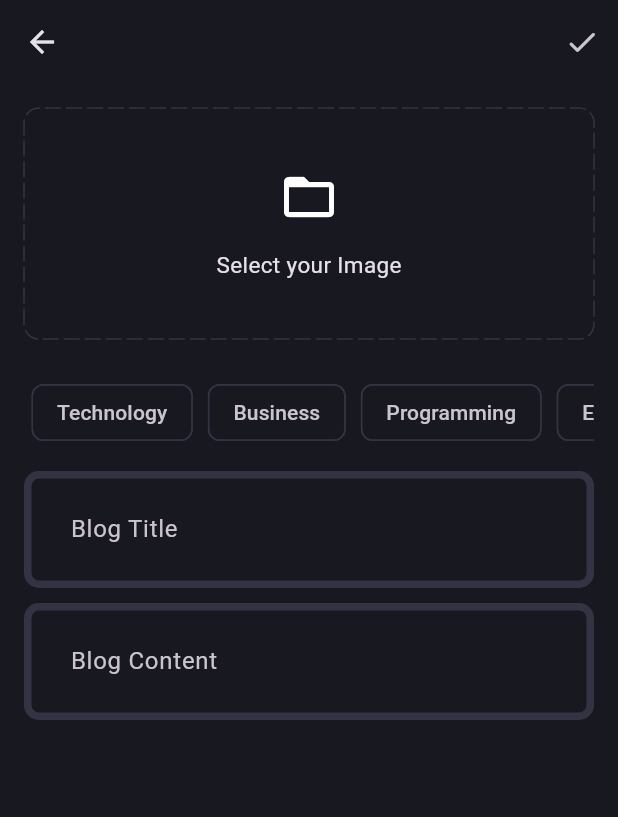
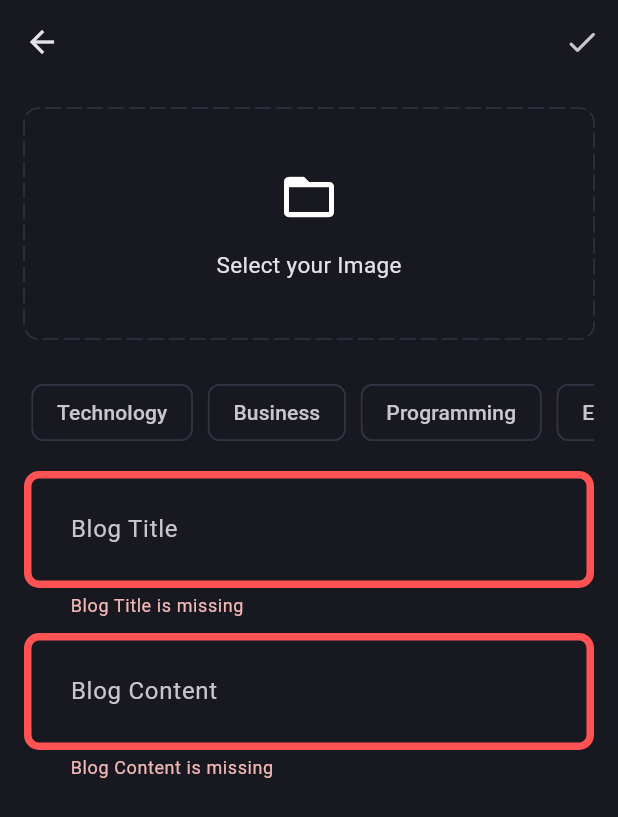
Before and after one commit to SHUBHAM5707/blog-app, a Flutter app: the AddNewBlogPage screen opened directly, after a tap on the "done" icon, on a phone screen of 412 x 824 dp. Shown: the top 817 px of the screen. Run offline on Flutter 3.47's test engine with Material 3 defaults, Android fonts, the phone set to English and light mode, and no system bars; drawn by our look-alikes of dotted_border; our stand-ins replace flutter_bloc, fpdart, get_it, image_picker, supabase_flutter; accounts and stored records are empty.

Commit message:
blog upload view completed

```diff
--- /dev/null
+++ b/lib/Feature/blog/data/data sources/blog_remote_data_source.dart
@@ -0,0 +1,47 @@
+import 'dart:io';
+
+import 'package:blog/Feature/blog/data/model/blog_model.dart';
+import 'package:blog/core/error/exceptions.dart';
+import 'package:supabase_flutter/supabase_flutter.dart';
+
+abstract interface class BlogRemoteDataSource {
+  Future<BlogModel> uploadBlog(BlogModel blog);
+  Future<String> uploadBlogImage({
+    required File image,
+    required BlogModel blog,
+  });
+}
+
+class BlogRemoteDataSourceImpl implements BlogRemoteDataSource {
+  final SupabaseClient supabaseClient;
+  BlogRemoteDataSourceImpl(this.supabaseClient);
+
+  @override
+  Future<BlogModel> uploadBlog(BlogModel blog) async {
+    try {
+      final blogData =
+          await supabaseClient.from('blogs').insert(blog.toJson()).select();
+
+      return BlogModel.fromJson(blogData.first);
+    } catch (e) {
+      throw ServerException(e.toString());
+    }
+  }
+
+  @override
+  Future<String> uploadBlogImage({
+    required File image,
+    required BlogModel blog,
+  }) async {
+    try {
+      supabaseClient.storage.from('blog_images').upload(
+            blog.id,
+            image,
+          );
+
+         return supabaseClient.storage.from('blog_images').getPublicUrl(blog.id);
+    } catch (e) {
+      throw ServerException(e.toString());
+    }
+  }
+}
--- /dev/null
+++ b/lib/Feature/blog/domain/entities/blog.dart
@@ -0,0 +1,24 @@
+// ignore_for_file: public_member_api_docs, sort_constructors_first
+
+
+class Blog {
+  final String id;
+  final String posterId;
+  final String title;
+  final String content;
+  final String imageUrl;
+  final List<String> topics;
+  final DateTime updatesAt;
+
+  Blog(
+      {required this.id,
+      required this.posterId,
+      required this.title,
+      required this.content,
+      required this.imageUrl,
+      required this.topics,
+      required this.updatesAt
+    });
+
+
+}
--- /dev/null
+++ b/lib/Feature/blog/domain/repositories/blog_repositories.dart
@@ -0,0 +1,14 @@
+import 'dart:io';
+import 'package:blog/Feature/blog/domain/entities/blog.dart';
+import 'package:blog/core/error/failures.dart';
+import 'package:fpdart/fpdart.dart';
+
+abstract interface class BlogRepository{
+  Future<Either<Failure,Blog>> uploadBlog({
+    required File image,
+    required String title,
+    required String content,
+    required String posterId,
+    required List<String> topics,
+  });
+}
--- /dev/null
+++ b/lib/Feature/blog/domain/usecase/upload_blog.dart
@@ -0,0 +1,35 @@
+import 'dart:io';
+import 'package:blog/Feature/blog/domain/entities/blog.dart';
+import 'package:blog/Feature/blog/domain/repositories/blog_repositories.dart';
+import 'package:blog/core/error/failures.dart';
+import 'package:blog/core/usecase/usecase.dart';
+import 'package:fpdart/fpdart.dart';
+
+class UploadBlog implements UseCase<Blog, UploadBlogParams> {
+  final BlogRepository blogRepository;
+  UploadBlog(this.blogRepository);
+  @override
+  Future<Either<Failure, Blog>> call(UploadBlogParams params) async {
+    return await blogRepository.uploadBlog(
+        image: params.image,
+        title: params.title,
+        content: params.content,
+        posterId: params.posterId,
+        topics: params.topics);
+  }
+}
+
+class UploadBlogParams {
+  final String posterId;
+  final String title;
+  final String content;
+  final File image;
+  final List<String> topics;
+
+  UploadBlogParams(
+      {required this.posterId,
+      required this.title,
+      required this.content,
+      required this.image,
+      required this.topics});
+}
--- /dev/null
+++ b/lib/Feature/blog/presenation/bloc/blog_bloc.dart
@@ -0,0 +1,32 @@
+import 'dart:io';
+
+import 'package:blog/Feature/blog/domain/usecase/upload_blog.dart';
+import 'package:flutter/cupertino.dart';
+import 'package:flutter_bloc/flutter_bloc.dart';
+part 'blog_event.dart';
+part 'blog_state.dart';
+
+class BlogBloc extends Bloc<BlogEvent, BlogState> {
+  final UploadBlog uploadBlog;
+  BlogBloc(this.uploadBlog) : super(BlogInitial()) {
+    on<BlogEvent>((event, emit) => (BlogLoading()));
+    on<BlogUpload>(_onBlogUpload);
+  }
+  void _onBlogUpload(BlogUpload event, Emitter<BlogState> emit) async {
+    final res = await uploadBlog(
+      UploadBlogParams(
+        posterId: event.posterId,
+        title: event.title,
+        content: event.content,
+        image: event.image,
+        topics: event.topics,
+      ),
+    );
+    res.fold(
+      (l) => emit(BlogFailure(l.message)),
+      (r) => emit(
+        BlogSuccess(),
+      ),
+    );
+  }
+}
--- /dev/null
+++ b/lib/Feature/blog/presenation/bloc/blog_event.dart
@@ -0,0 +1,19 @@
+part of 'blog_bloc.dart';
+
+@immutable
+sealed class BlogEvent {}
+
+final class BlogUpload extends BlogEvent{
+  final String posterId;
+  final String title;
+  final String content;
+  final File image;
+  final List<String> topics;
+
+  BlogUpload({
+      required this.posterId,
+      required this.title,
+      required this.content,
+      required this.image,
+      required this.topics});
+}
--- /dev/null
+++ b/lib/Feature/blog/presenation/bloc/blog_state.dart
@@ -0,0 +1,15 @@
+part of 'blog_bloc.dart';
+
+@immutable
+sealed class BlogState {}
+
+final class BlogInitial extends BlogState {}
+
+final class BlogLoading extends BlogState{}
+
+final class BlogFailure extends BlogState{
+  final String error;
+  BlogFailure(this.error);
+}
+
+final class BlogSuccess extends BlogState{}
--- a/lib/Feature/blog/presenation/pages/add_new_blog_page.dart
+++ b/lib/Feature/blog/presenation/pages/add_new_blog_page.dart
@@ -1,7 +1,17 @@
+import 'dart:io';
+
+import 'package:blog/Feature/blog/presenation/bloc/blog_bloc.dart';
+import 'package:blog/Feature/blog/presenation/pages/blog_page.dart';
 import 'package:blog/Feature/blog/presenation/widgets/blog_editer.dart';
+import 'package:blog/core/comman/cubits/app_user/app_user_cubit.dart';
+import 'package:blog/core/comman/widgets/loader.dart';
 import 'package:blog/core/theme/app_pallete.dart';
+import 'package:blog/core/utils/pick_image.dart';
+import 'package:blog/core/utils/show_snakbar.dart';
 import 'package:dotted_border/dotted_border.dart';
 import 'package:flutter/material.dart';
+import 'package:flutter_bloc/flutter_bloc.dart';
+import 'package:image_picker/image_picker.dart';
 
 class AddNewBlogPage extends StatefulWidget {
   static route() =>
@@ -15,7 +25,35 @@ class AddNewBlogPage extends StatefulWidget {
 class _AddNewBlogPageState extends State<AddNewBlogPage> {
   final titleController = TextEditingController();
   final contentController = TextEditingController();
+  final formkey = GlobalKey<FormState>();
   List<String> selectedTopic = [];
+  File? image;
+
+  void selectImage() async {
+    final pickedFile = await pickImage();
+    if (pickedFile != null) {
+      setState(() {
+        image = pickedFile;
+      });
+    }
+  }
+
+  void uploadBlog() {
+    if (formkey.currentState!.validate() &&
+        selectedTopic.isNotEmpty &&
+        image != null) {
+      final posterId =
+          (context.read<AppUserCubit>().state as AppUserLoggedIn).user.id;
+      context.read<BlogBloc>().add(
+            BlogUpload(
+                posterId: posterId,
+                title: titleController.text.trim(),
+                content: contentController.text.trim(),
+                image: image!,
+                topics: selectedTopic),
+          );
+    }
+  }
 
   @override
   void dispose() {
@@ -29,15 +67,55 @@ class _AddNewBlogPageState extends State<AddNewBlogPage> {
     return Scaffold(
       appBar: AppBar(
         actions: [
-          IconButton(onPressed: () {}, icon: const Icon(Icons.done_rounded))
+          IconButton(
+              onPressed: () {
+                uploadBlog();
+              },
+              icon: const Icon(Icons.done_rounded))
         ],
       ),
-      body: SingleChildScrollView(
+      body: BlocConsumer<BlogBloc, BlogState>(
+        listener: (context, state) {
+          if (state is BlogFailure) {
+            showSnakBar(context, state.error);
+          } else if (state is BlogSuccess) {
+            Navigator.pushAndRemoveUntil(
+              context,
+              BlogPage.route(),
+              (route)=> false,
+            );
+          }
+        },
+        builder: (context, state) {
+          if(state is BlogLoading){
+            return const Loader();
+          }
+          return SingleChildScrollView(
             child: Padding(
               padding: const EdgeInsets.all(16.0),
+              child: Form(
+                key: formkey,
                 child: Column(
                   children: [
-              DottedBorder(
+                    image != null
+                        ? GestureDetector(
+                            onTap: selectImage,
+                            child: SizedBox(
+                              width: double.infinity,
+                              height: 150,
+                              child: ClipRRect(
+                                  borderRadius: BorderRadius.circular(10),
+                                  child: Image.file(
+                                    image!,
+                                    fit: BoxFit.cover,
+                                  )),
+                            ),
+                          )
+                        : GestureDetector(
+                            onTap: () {
+                              selectImage();
+                            },
+                            child: DottedBorder(
                               color: AppPallete.borderColor,
                               dashPattern: const [10, 4],
                               radius: const Radius.circular(10),
@@ -59,6 +137,7 @@ class _AddNewBlogPageState extends State<AddNewBlogPage> {
                                       style: TextStyle(fontSize: 15),
                                     )
                                   ],
+                                ),
                               ),
                             ),
                           ),
@@ -104,7 +183,8 @@ class _AddNewBlogPageState extends State<AddNewBlogPage> {
                       ),
                     ),
                     const SizedBox(height: 10),
-              BlogEditer(controller: titleController, hintText: "Blog Title"),
+                    BlogEditer(
+                        controller: titleController, hintText: "Blog Title"),
                     const SizedBox(height: 10),
                     BlogEditer(
                         controller: contentController, hintText: "Blog Content")
@@ -113,5 +193,8 @@ class _AddNewBlogPageState extends State<AddNewBlogPage> {
               ),
             ),
           );
+        },
+      ),
+    );
   }
 }
--- a/lib/Feature/blog/presenation/pages/blog_page.dart
+++ b/lib/Feature/blog/presenation/pages/blog_page.dart
@@ -3,6 +3,7 @@ import 'package:flutter/cupertino.dart';
 import 'package:flutter/material.dart';
 
 class BlogPage extends StatelessWidget {
+  static route() => MaterialPageRoute(builder: (context) => const BlogPage());
   const BlogPage({super.key});
 
   @override
--- a/lib/Feature/blog/presenation/widgets/blog_editer.dart
+++ b/lib/Feature/blog/presenation/widgets/blog_editer.dart
@@ -11,6 +11,12 @@ class BlogEditer extends StatelessWidget {
       controller: controller,
       decoration: InputDecoration(hintText: hintText),
       maxLines: null,
+      validator: (value){
+        if(value!.isEmpty){
+          return '$hintText is missing';
+        }
+        return null;
+      },
     );
   }
 }
--- a/lib/core/theme/theme.dart
+++ b/lib/core/theme/theme.dart
@@ -21,8 +21,10 @@ class AppTheme{
 
     inputDecorationTheme:  InputDecorationTheme(
       contentPadding: const EdgeInsets.all(27),
+      border: _border(),
       enabledBorder: _border(),
       focusedBorder: _border(AppPallete.gradient2),
+      errorBorder: _border(AppPallete.errorColor)
     )
   );
 }
--- a/lib/main.dart
+++ b/lib/main.dart
@@ -1,5 +1,6 @@
 import 'package:blog/Feature/auth/presentation/bloc/auth_bloc_bloc.dart';
 import 'package:blog/Feature/auth/presentation/pages/login_page.dart';
+import 'package:blog/Feature/blog/presenation/bloc/blog_bloc.dart';
 import 'package:blog/Feature/blog/presenation/pages/blog_page.dart';
 import 'package:blog/core/comman/cubits/app_user/app_user_cubit.dart';
 import 'package:blog/core/theme/theme.dart';
@@ -18,6 +19,9 @@ void main() async{
       ),
       BlocProvider(
         create: (_) => serviceLocater<AuthBloc>()
+      ),
+      BlocProvider(
+        create: (_) => serviceLocater<BlogBloc>()
       ),
     ],
     child: const MyApp(),
--- a/pubspec.yaml
+++ b/pubspec.yaml
@@ -41,6 +41,7 @@ dependencies:
   get_it: ^7.7.0
   dotted_border: ^2.1.0
   image_picker: ^1.1.2
+  uuid: ^4.4.2
 
 dev_dependencies:
   flutter_test:
```
Also changed, not shown: lib/Feature/blog/data/model/blog_model.dart (added, +59 -0 lines), lib/Feature/blog/repositories/blog_repository_impl.dart (added, +47 -0 lines), lib/core/utils/pick_image.dart (+16 -0 lines), lib/init_dependencies.dart (+28 -0 lines), pubspec.lock. Lines whose indentation alone changed are shown as unchanged.
